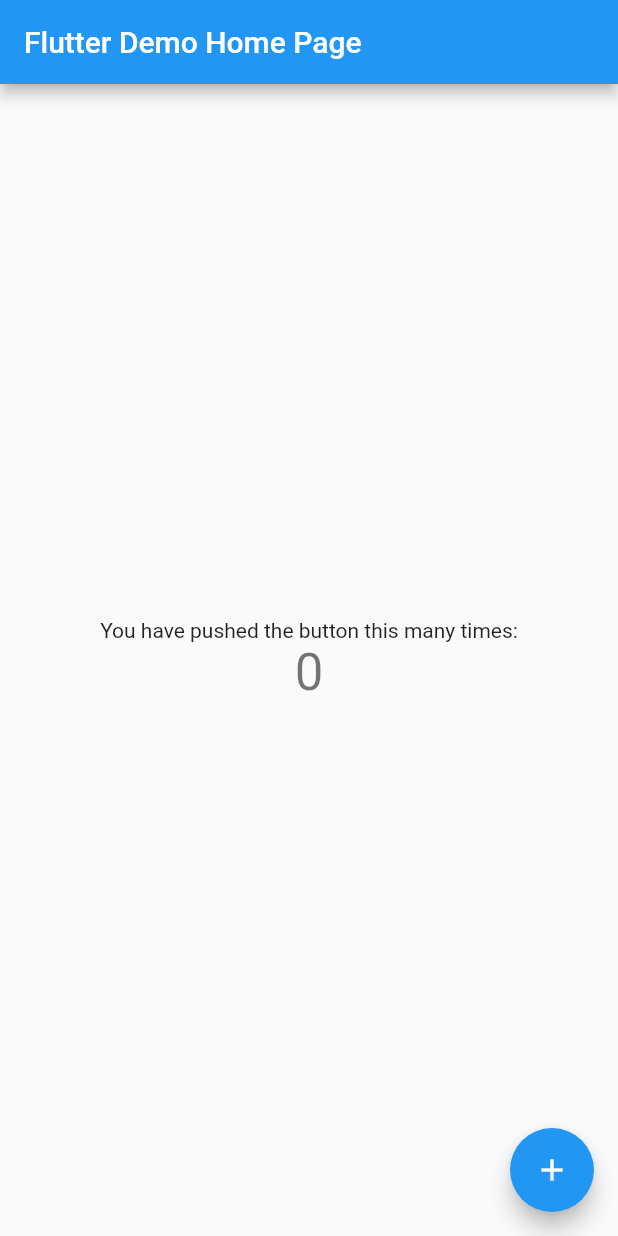
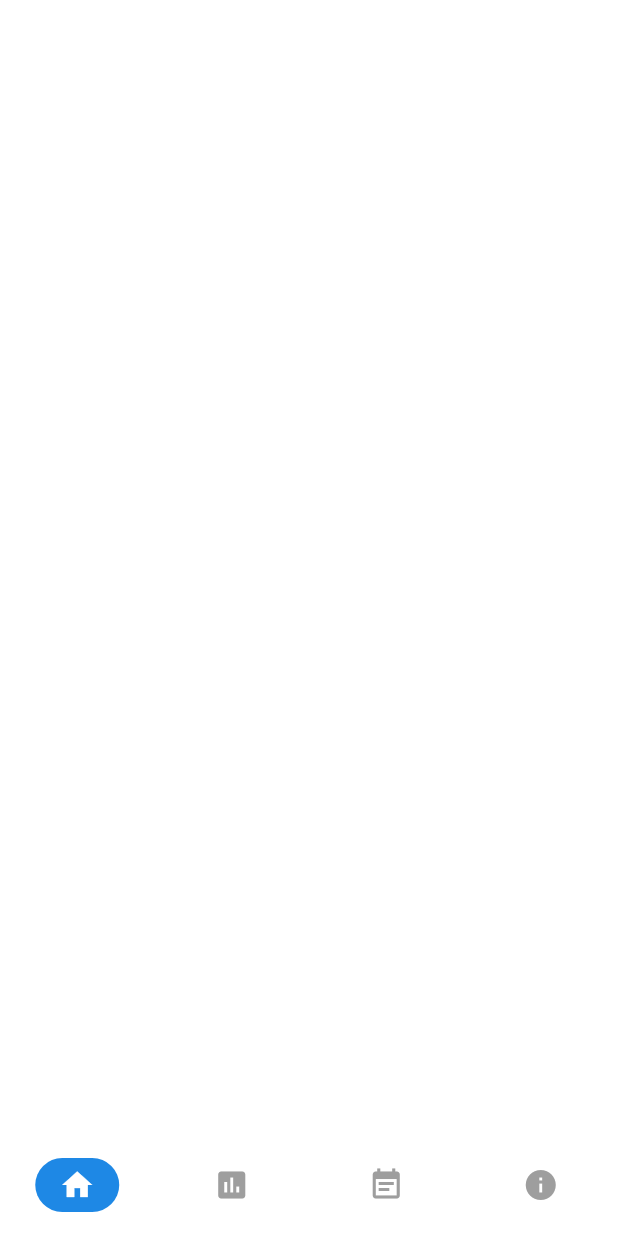
Before and after one commit to SHINDONGDONG/flutter_covid, a Flutter app: the screen it shows after launch, on a phone screen of 412 x 824 dp. Run offline on Flutter 3.47's test engine with Material 2 defaults, Android fonts, the phone set to English and light mode, and no system bars.

Commit message:
bottomnavi map,asmap values,toList ..

```diff
--- a/lib/config/palette.dart
+++ b/lib/config/palette.dart
@@ -1,5 +1,6 @@
 import 'package:flutter/material.dart';
 
+//프라이머리 컬러를 지정
 class Palette {
   static const Color kPrimaryColor = Color(0xFF473F97);
 
--- a/lib/config/style.dart
+++ b/lib/config/style.dart
@@ -1,4 +1,6 @@
 import 'package:flutter/material.dart';
+
+//스타일을 지정해두기
 
 class Style {
   static const buttonTextStyle = TextStyle(
--- /dev/null
+++ b/lib/data/data.dart
@@ -0,0 +1,9 @@
+final prevention = [
+  //데이터들을 배열에 맵으로 지정해둠.
+  {'assets/images/distance.png': 'Avoid close\ncontact'},
+  {'assets/images/wash_hands.png': 'Clean your\nhands often'},
+  {'assets/images/mask.png': 'Wear a\nfacemask'},
+];
+
+//미국의 뉴 케이스들 정의
+final covidUSADailyNewCases = [12.17, 11.15, 10.02, 11.21, 13.83, 14.16, 14.30];
--- a/lib/main.dart
+++ b/lib/main.dart
@@ -1,4 +1,5 @@
 import 'package:flutter/material.dart';
+import 'package:flutter_covid19/screens/bottom_nav_screen.dart';
 
 void main() {
   runApp(MyApp());
@@ -9,105 +10,14 @@ class MyApp extends StatelessWidget {
   @override
   Widget build(BuildContext context) {
     return MaterialApp(
-      title: 'Flutter Demo',
+      title: 'Flutter Covid-19 Dashboard UI',
+      debugShowCheckedModeBanner: false,
       theme: ThemeData(
-        // This is the theme of your application.
-        //
-        // Try running your application with "flutter run". You'll see the
-        // application has a blue toolbar. Then, without quitting the app, try
-        // changing the primarySwatch below to Colors.green and then invoke
-        // "hot reload" (press "r" in the console where you ran "flutter run",
-        // or simply save your changes to "hot reload" in a Flutter IDE).
-        // Notice that the counter didn't reset back to zero; the application
-        // is not restarted.
         primarySwatch: Colors.blue,
+        scaffoldBackgroundColor: Colors.white,
+        visualDensity: VisualDensity.adaptivePlatformDensity,
       ),
-      home: MyHomePage(title: 'Flutter Demo Home Page'),
+      home: BottomNavScreen(),
     );
   }
 }
-
-class MyHomePage extends StatefulWidget {
-  MyHomePage({Key key, this.title}) : super(key: key);
-
-  // This widget is the home page of your application. It is stateful, meaning
-  // that it has a State object (defined below) that contains fields that affect
-  // how it looks.
-
-  // This class is the configuration for the state. It holds the values (in this
-  // case the title) provided by the parent (in this case the App widget) and
-  // used by the build method of the State. Fields in a Widget subclass are
-  // always marked "final".
-
-  final String title;
-
-  @override
-  _MyHomePageState createState() => _MyHomePageState();
-}
-
-class _MyHomePageState extends State<MyHomePage> {
-  int _counter = 0;
-
-  void _incrementCounter() {
-    setState(() {
-      // This call to setState tells the Flutter framework that something has
-      // changed in this State, which causes it to rerun the build method below
-      // so that the display can reflect the updated values. If we changed
-      // _counter without calling setState(), then the build method would not be
-      // called again, and so nothing would appear to happen.
-      _counter++;
-    });
-  }
-
-  @override
-  Widget build(BuildContext context) {
-    // This method is rerun every time setState is called, for instance as done
-    // by the _incrementCounter method above.
-    //
-    // The Flutter framework has been optimized to make rerunning build methods
-    // fast, so that you can just rebuild anything that needs updating rather
-    // than having to individually change instances of widgets.
-    return Scaffold(
-      appBar: AppBar(
-        // Here we take the value from the MyHomePage object that was created by
-        // the App.build method, and use it to set our appbar title.
-        title: Text(widget.title),
-      ),
-      body: Center(
-        // Center is a layout widget. It takes a single child and positions it
-        // in the middle of the parent.
-        child: Column(
-          // Column is also a layout widget. It takes a list of children and
-          // arranges them vertically. By default, it sizes itself to fit its
-          // children horizontally, and tries to be as tall as its parent.
-          //
-          // Invoke "debug painting" (press "p" in the console, choose the
-          // "Toggle Debug Paint" action from the Flutter Inspector in Android
-          // Studio, or the "Toggle Debug Paint" command in Visual Studio Code)
-          // to see the wireframe for each widget.
-          //
-          // Column has various properties to control how it sizes itself and
-          // how it positions its children. Here we use mainAxisAlignment to
-          // center the children vertically; the main axis here is the vertical
-          // axis because Columns are vertical (the cross axis would be
-          // horizontal).
-          mainAxisAlignment: MainAxisAlignment.center,
-          children: <Widget>[
-            Text(
-              'You have pushed the button this many times:',
-            ),
-            Text(
-              '$_counter',
-              style: Theme.of(context).textTheme.headline4,
-            ),
-          ],
-        ),
-      ),
-      floatingActionButton: FloatingActionButton(
-        onPressed: _incrementCounter,
-        tooltip: 'Increment',
-        child: Icon(Icons.add),
-      ), // This trailing comma makes auto-formatting nicer for build methods.
-    );
-  }
-}
--- /dev/null
+++ b/lib/screens/bottom_nav_screen.dart
@@ -0,0 +1,70 @@
+import 'package:flutter/material.dart';
+
+class BottomNavScreen extends StatefulWidget {
+  const BottomNavScreen({Key key}) : super(key: key);
+
+  @override
+  _BottomNavScreenState createState() => _BottomNavScreenState();
+}
+
+class _BottomNavScreenState extends State<BottomNavScreen> {
+  final List _screens = [
+    Scaffold(),
+    Scaffold(),
+    Scaffold(),
+    Scaffold(),
+    Scaffold(),
+  ];
+  int _currentIndex = 0;
+
+  @override
+  Widget build(BuildContext context) {
+    return Scaffold(
+      body: _screens[_currentIndex],
+      bottomNavigationBar: BottomNavigationBar(
+          currentIndex: _currentIndex,
+          //type은 네비게이션 픽스드라고하면 고정되어있는 !
+          type: BottomNavigationBarType.fixed,
+          backgroundColor: Colors.white,
+          showSelectedLabels: false,
+          showUnselectedLabels: false,
+          selectedItemColor: Colors.white,
+          unselectedItemColor: Colors.grey,
+          elevation: 0.0,
+          onTap: (value) {
+            setState(() {
+              _currentIndex = value;
+            });
+          },
+          items: [Icons.home, Icons.insert_chart, Icons.event_note, Icons.info]
+              //asMap은 맵일경우에도 인덱스가 필요할 때 선언해줌
+              .asMap()
+              //맵을 선언후 key,value가 있고 맵 엔트리 첫번째 키, 그다음 실제 데이터를 선언
+              //mapentry는 list,coloum등등 선언하고싶을때 편리함.
+              .map((key, value) => MapEntry(
+                    key,
+                    BottomNavigationBarItem(
+                      label: '',
+                      icon: Container(
+                        padding: const EdgeInsets.symmetric(
+                          vertical: 6.0,
+                          horizontal: 16.0,
+                        ),
+                        decoration: BoxDecoration(
+                          color: _currentIndex == key
+                              ? Colors.blue[600]
+                              : Colors.transparent,
+                          borderRadius: BorderRadius.circular(20.0),
+                        ),
+                        child: Icon(value),
+                      ),
+                    ),
+                  ))
+          //맵의 값들을
+          .values
+          //toList로 뽑아서 내준다.
+          .toList(),
+      )
+    );
+  }
+}
```
